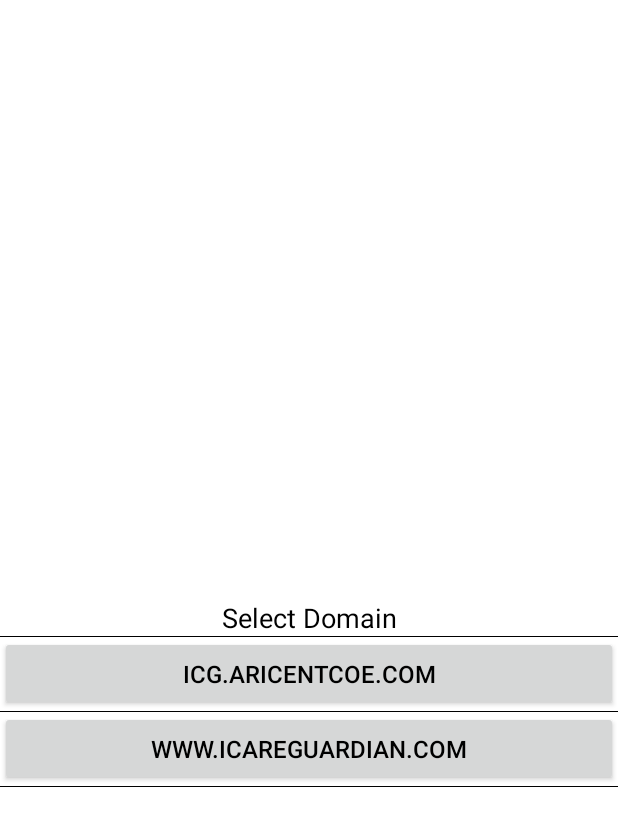
After one commit to tel3342311/iCampusTeacher, an Android app: the layout dialog_select_url.xml on its own in the app's theme, with its tools: preview values and no code run, on a phone screen of 412 x 824 dp. The commit adds this screen. Shown: the top 826 px of the screen. Run offline under Robolectric (Android 15) with nearby library versions, the phone set to English and light mode, and no system bars.

Commit message:
[BugFix] Add URL selection dialog in Login

```diff
--- /dev/null
+++ b/app/src/main/res/layout/dialog_select_url.xml
@@ -0,0 +1,58 @@
+<?xml version="1.0" encoding="utf-8"?>
+<RelativeLayout xmlns:android="http://schemas.android.com/apk/res/android"
+    xmlns:app="http://schemas.android.com/apk/res-auto"
+    xmlns:tools="http://schemas.android.com/tools"
+    android:layout_width="match_parent"
+    android:layout_height="match_parent"
+    android:background="@color/md_white_1000">
+
+	<TextView
+	    android:id="@+id/title"
+	    android:layout_width="match_parent"
+	    android:layout_height="wrap_content"
+		android:layout_marginStart="@dimen/activity_horizontal_margin"
+		android:layout_marginEnd="@dimen/activity_horizontal_margin"
+	    android:gravity="center"
+	    android:layout_centerInParent="true"
+	    android:text="Select Domain"
+	    style="@style/list_item_big"/>
+
+	<View
+		android:id="@+id/sep_line1"
+		android:layout_width="match_parent"
+		android:layout_height="1px"
+		android:layout_below="@+id/title"
+		android:background="@color/md_black_1000"/>
+
+	<android.support.v7.widget.AppCompatButton
+		android:id="@+id/url1"
+		android:layout_width="match_parent"
+		android:layout_height="@dimen/dialog_confirm_btn_height"
+		android:layout_below="@+id/title"
+		android:text="icg.aricentcoe.com"
+		android:textColor="@drawable/btn_text_color"
+		style="@style/list_item" />
+	<View
+		android:id="@+id/sep_line2"
+		android:layout_width="match_parent"
+		android:layout_height="1px"
+		android:layout_below="@+id/url1"
+		android:background="@color/md_black_1000"/>
+
+	<android.support.v7.widget.AppCompatButton
+		android:id="@+id/url2"
+		android:layout_width="match_parent"
+		android:layout_height="@dimen/dialog_confirm_btn_height"
+		android:layout_below="@+id/url1"
+		android:text="www.icareguardian.com"
+		android:textColor="@drawable/btn_text_color"
+		style="@style/list_item" />
+
+	<View
+		android:id="@+id/sep_line3"
+		android:layout_width="match_parent"
+		android:layout_height="1px"
+		android:layout_below="@+id/url2"
+		android:background="@color/md_black_1000"/>
+
+</RelativeLayout>
```
Also changed, not shown: app/src/main/java/com/liteon/com/icampusteacher/LoginActivity.java (+6 -1 lines), app/src/main/java/com/liteon/com/icampusteacher/util/SelectURLDialog.java (added, +75 -0 lines).
